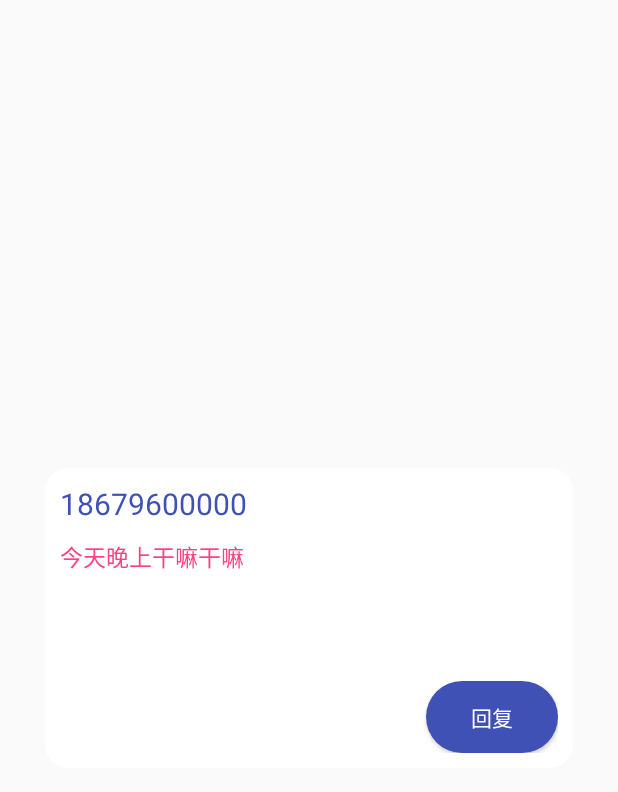
After one commit to lyanjun/SmartBuilder, an Android app: the layout sms_item.xml on its own in the app's theme, with its tools: preview values and no code run, on a phone screen of 412 x 824 dp. The commit adds this screen. Shown: the top 792 px of the screen. Run offline under Robolectric (Android 15) with nearby library versions, the phone set to English and light mode, and no system bars; Roboto replaces fonts that are not available here.

Commit message:
完成短信的监听，并进行了一些完善

```diff
--- a/app/src/main/java/com/study/lyan/smartbuilder/utils/UrlInterface.java
+++ b/app/src/main/java/com/study/lyan/smartbuilder/utils/UrlInterface.java
@@ -27,4 +27,9 @@ public interface UrlInterface {
     String GANK_GIRL = "http://gank.io/api/data/%s/%s/%s";
     //语音Key
     String VOICE_KEY = "58a7a017";
+    //短信Action
+    String SMS_ACTION = "android.provider.Telephony.SMS_RECEIVED";
+    String SYSTEM_DIALOGS_RESON_KEY = "reason";
+    String SYSTEM_DIALOGS_HOME_KEY = "homekey";
+    String SYSTEM_DIALOGS_RECENT_APPS = "recentapps";
 }
--- /dev/null
+++ b/app/src/main/res/drawable/dialog_white_bg.xml
@@ -0,0 +1,5 @@
+<?xml version="1.0" encoding="utf-8"?>
+<shape xmlns:android="http://schemas.android.com/apk/res/android">
+    <solid android:color="@android:color/white"/>
+    <corners android:radius="15dp"/>
+</shape>
--- /dev/null
+++ b/app/src/main/res/layout/sms_item.xml
@@ -0,0 +1,54 @@
+<?xml version="1.0" encoding="utf-8"?>
+<com.study.lyan.smartbuilder.view.DispatchLinearLayout
+    xmlns:android="http://schemas.android.com/apk/res/android"
+    android:layout_width="match_parent"
+    android:layout_height="match_parent"
+    android:gravity="center"
+    android:orientation="vertical">
+
+    <LinearLayout
+        android:layout_width="match_parent"
+        android:layout_height="200dp"
+        android:layout_marginLeft="30dp"
+        android:layout_marginRight="30dp"
+        android:background="@drawable/dialog_white_bg"
+        android:orientation="vertical"
+        android:padding="10dp">
+
+        <TextView
+            android:id="@+id/tv_phone"
+            android:layout_width="wrap_content"
+            android:layout_height="wrap_content"
+            android:text="18679600000"
+            android:textColor="@color/colorPrimary"
+            android:textSize="20sp" />
+
+        <TextView
+            android:id="@+id/tv_content"
+            android:layout_width="match_parent"
+            android:layout_height="0dp"
+            android:layout_marginTop="10dp"
+            android:layout_weight="1"
+            android:text="今天晚上干嘛干嘛"
+            android:textColor="@color/colorAccent"
+            android:textSize="15sp" />
+
+        <LinearLayout
+            android:layout_width="match_parent"
+            android:layout_height="wrap_content"
+            android:gravity="right"
+            android:orientation="vertical">
+
+            <Button
+                android:id="@+id/btn_send_sms"
+                android:layout_width="wrap_content"
+                android:layout_height="wrap_content"
+                android:background="@drawable/button_bg"
+                android:text="回复"
+                android:textColor="@android:color/white" />
+
+        </LinearLayout>
+
+    </LinearLayout>
+
+</com.study.lyan.smartbuilder.view.DispatchLinearLayout>
```
Also changed, not shown: app/src/main/AndroidManifest.xml (+23 -10 lines), app/src/main/java/com/study/lyan/smartbuilder/activity/SettingActivity.java (+82 -9 lines), app/src/main/java/com/study/lyan/smartbuilder/listener/SmsReceiver.java (added, +156 -0 lines), app/src/main/java/com/study/lyan/smartbuilder/service/SmsService.java (added, +48 -0 lines), app/src/main/java/com/study/lyan/smartbuilder/view/DispatchLinearLayout.java (added, +53 -0 lines).
